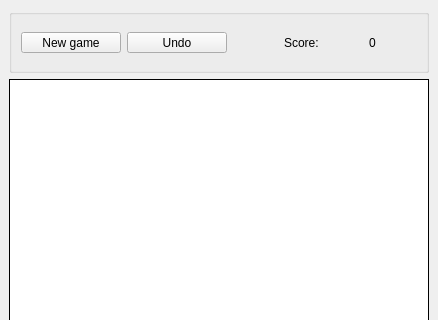
Qt form ui/mainWindow.ui (pwszebor/2048) before a commit; both pictures show x 0 to 438 and y 0 to 320 of the 438 by 508 pixel window.
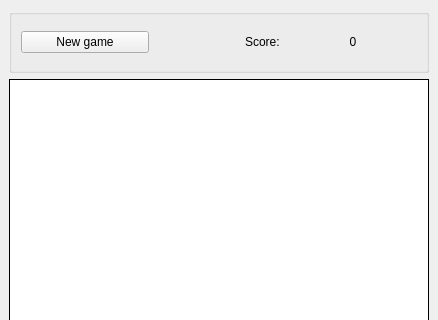
The same form after that commit. Icons and pictures are not drawn.

The edit to the form file:
```diff
--- a/ui/mainWindow.ui
+++ b/ui/mainWindow.ui
@@ -45,7 +45,7 @@
        <string/>
       </property>
       <layout class="QGridLayout" name="gridLayout">
-       <item row="1" column="3">
+       <item row="1" column="2">
         <widget class="QLabel" name="score_">
          <property name="text">
           <string>0</string>
@@ -55,20 +55,7 @@
          </property>
         </widget>
        </item>
-       <item row="1" column="0">
-        <widget class="QToolButton" name="newGame_">
-         <property name="minimumSize">
-          <size>
-           <width>100</width>
-           <height>0</height>
-          </size>
-         </property>
-         <property name="text">
-          <string>New game</string>
-         </property>
-        </widget>
-       </item>
-       <item row="1" column="2">
+       <item row="1" column="1">
         <widget class="QLabel" name="label_">
          <property name="layoutDirection">
           <enum>Qt::LeftToRight</enum>
@@ -81,16 +68,10 @@
          </property>
         </widget>
        </item>
-       <item row="1" column="1">
-        <widget class="QToolButton" name="undo_">
-         <property name="minimumSize">
-          <size>
-           <width>100</width>
-           <height>0</height>
-          </size>
-         </property>
+       <item row="1" column="0">
+        <widget class="QPushButton" name="newGame_">
          <property name="text">
-          <string>Undo</string>
+          <string>New game</string>
          </property>
         </widget>
        </item>
```
Left out of the diff: 19 changed lines with no effect on the pictures.
